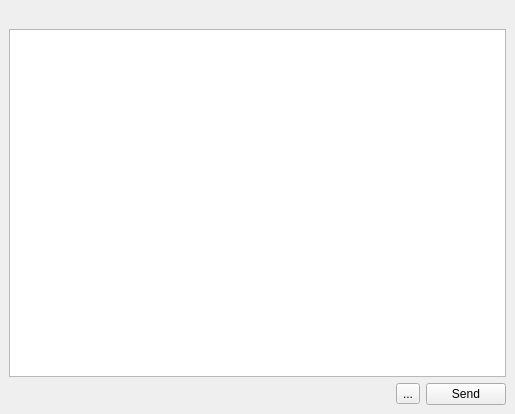
Old version of the form widgets/chatwidget.ui in the repository xmpp-graveyard/jabbim.
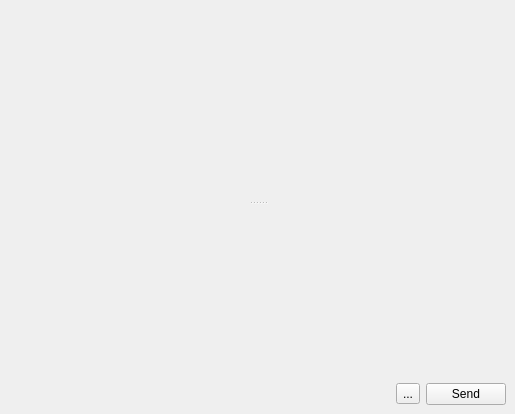
New version of the form. Icons and pictures are not drawn.

The edit to the form file:
```diff
--- a/widgets/chatwidget.ui
+++ b/widgets/chatwidget.ui
@@ -22,11 +22,19 @@
    <property name="spacing" >
     <number>6</number>
    </property>
-   <item row="1" column="0" colspan="3" >
+   <item row="1" column="0" colspan="2" >
     <widget class="QSplitter" name="splitter" >
      <property name="orientation" >
       <enum>Qt::Vertical</enum>
      </property>
+     <widget class="QWidget" native="1" name="viewWidget" >
+      <property name="minimumSize" >
+       <size>
+        <width>0</width>
+        <height>10</height>
+       </size>
+      </property>
+     </widget>
      <widget class="QWidget" native="1" name="lineWidget" >
       <property name="minimumSize" >
        <size>
@@ -34,31 +42,10 @@
         <height>10</height>
        </size>
       </property>
-      <layout class="QGridLayout" >
-       <property name="margin" >
-        <number>0</number>
-       </property>
-       <property name="spacing" >
-        <number>0</number>
-       </property>
-       <item row="0" column="0" >
-        <widget class="QTextEdit" name="textEdit" >
-         <property name="undoRedoEnabled" >
-          <bool>false</bool>
-         </property>
-         <property name="readOnly" >
-          <bool>false</bool>
-         </property>
-         <property name="textInteractionFlags" >
-          <enum>Qt::TextEditorInteraction</enum>
-         </property>
-        </widget>
-       </item>
-      </layout>
-     </widget>
-    </widget>
+     </widget>
+    </widget>
    </item>
-   <item row="0" column="0" colspan="3" >
+   <item row="0" column="0" colspan="2" >
     <layout class="QHBoxLayout" >
      <property name="margin" >
       <number>0</number>
@@ -88,14 +75,15 @@
      </item>
     </layout>
    </item>
-   <item row="2" column="2" >
-    <widget class="QPushButton" name="sendButton" >
-     <property name="text" >
-      <string>Send</string>
-     </property>
-    </widget>
-   </item>
    <item row="2" column="1" >
+    <layout class="QHBoxLayout" >
+     <property name="margin" >
+      <number>0</number>
+     </property>
+     <property name="spacing" >
+      <number>6</number>
+     </property>
+     <item>
     <widget class="QToolButton" name="smileys" >
      <property name="text" >
       <string>...</string>
@@ -110,6 +98,15 @@
       <enum>QToolButton::InstantPopup</enum>
      </property>
     </widget>
+     </item>
+     <item>
+      <widget class="QPushButton" name="sendButton" >
+       <property name="text" >
+        <string>Send</string>
+       </property>
+      </widget>
+     </item>
+    </layout>
    </item>
    <item row="2" column="0" >
     <spacer>
```
Lines whose indentation alone changed are shown as unchanged.
